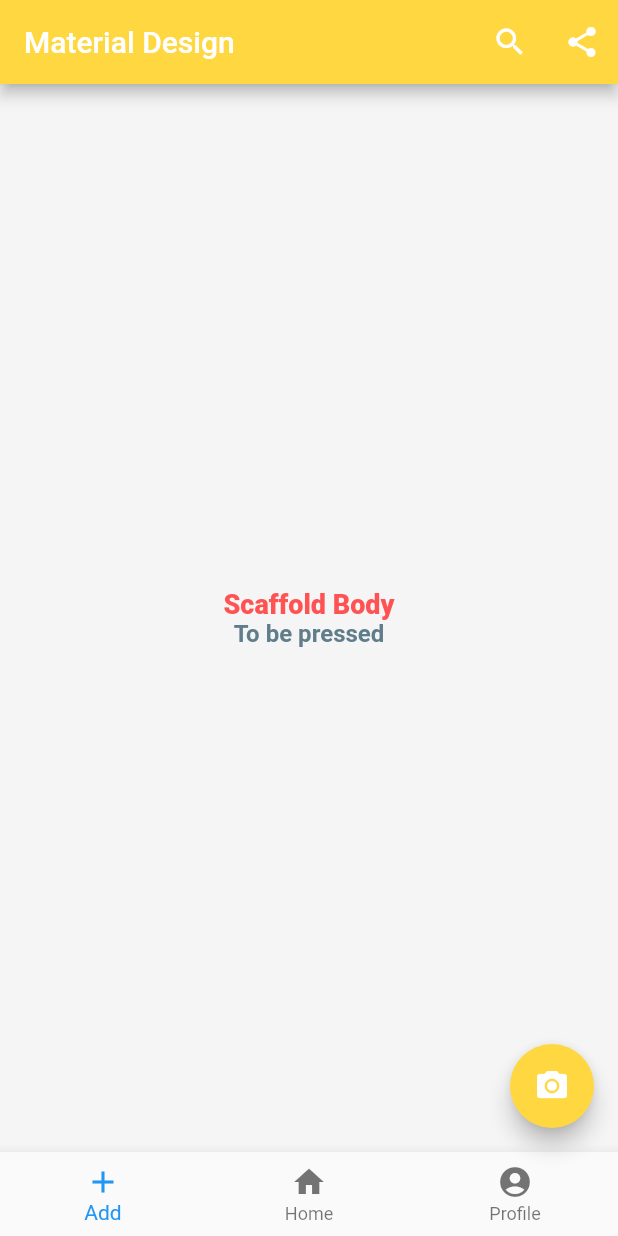
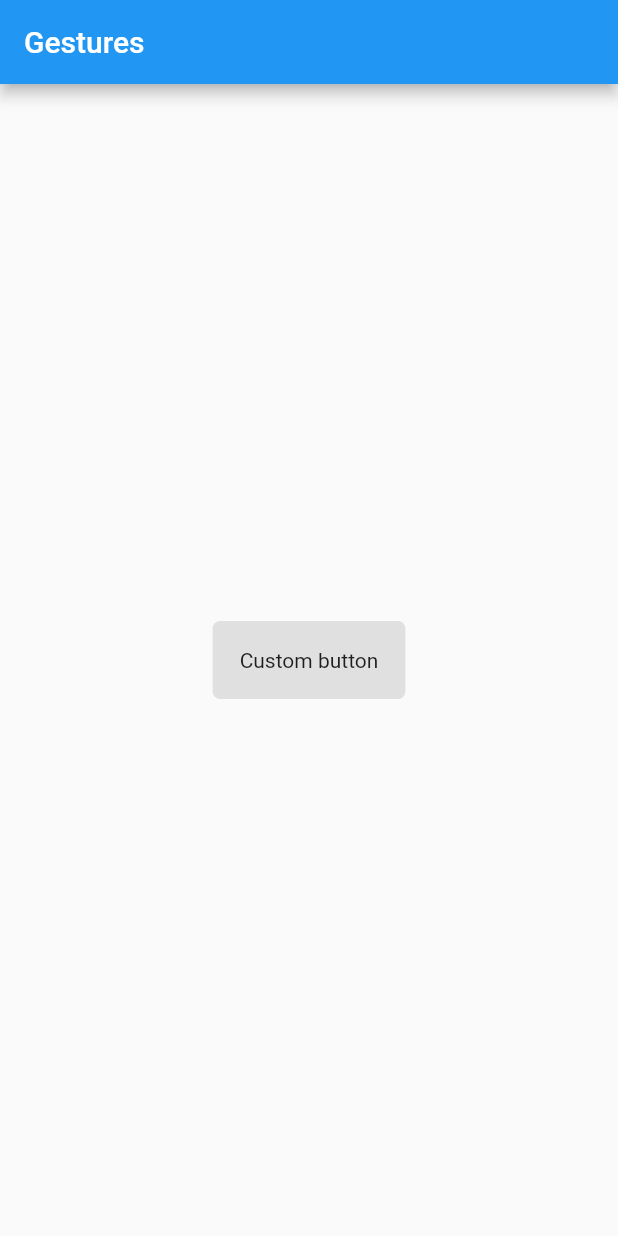
Before and after one commit to NadjibSb/Flutter-UdemyCourse, a Flutter app: the screen it shows after launch, on a phone screen of 412 x 824 dp. Run offline on Flutter 3.47's test engine with Material 2 defaults, Android fonts, the phone set to English and light mode, and no system bars.

Commit message:
Gesture Detector

```diff
--- a/lib/main.dart
+++ b/lib/main.dart
@@ -1,14 +1,18 @@
 import 'package:flutter/material.dart';
 import './ui/welcome_home.dart';
-import 'package:hello_world/ui/layouts.dart';
-import 'package:hello_world/ui/material_design.dart';
+import './ui/layouts.dart';
+import './ui/material_design.dart';
+import './ui/gestureDetector.dart';
 
 
 void main() {
+  final String title = "Gestures";
+
   runApp(new MaterialApp(
-    title: "Welcome App - Layouts",
+    title: title,
     //home: new Welcome(),
     //home: new Layouts(),
-    home: new MaterialDesign(),
+    //home: new MaterialDesign(),
+    home: new Gestures(title),
   ));
 }
--- /dev/null
+++ b/lib/ui/gestureDetector.dart
@@ -0,0 +1,49 @@
+import 'package:flutter/material.dart';
+
+class Gestures extends StatelessWidget {
+
+  final String title;
+
+
+  Gestures(this.title);
+
+  @override
+  Widget build(BuildContext context) {
+    return new Scaffold(
+      appBar: new AppBar(
+        title: new Text(this.title),
+      ),
+      body: new Center(
+        child: new CustomButton(),
+      ),
+    );
+  }
+
+}
+
+class CustomButton extends StatelessWidget {
+
+  @override
+  Widget build(BuildContext context) {
+    return new GestureDetector(
+
+      onTap: () {
+        final snackbar = new SnackBar(
+          content: new Text("Custom Button pressed !!"),
+          backgroundColor: Theme.of(context).backgroundColor,
+          duration: new Duration(milliseconds: 800),
+        );
+        Scaffold.of(context).showSnackBar(snackbar);
+      },
+
+      child: new Container(
+        padding: new EdgeInsets.all(18.0),
+        decoration: new BoxDecoration(
+          color: Theme.of(context).buttonColor,
+          borderRadius: new BorderRadius.circular(5.0)
+        ),
+        child: new Text("Custom button"),
+      ),
+    );
+  }
+}
```
